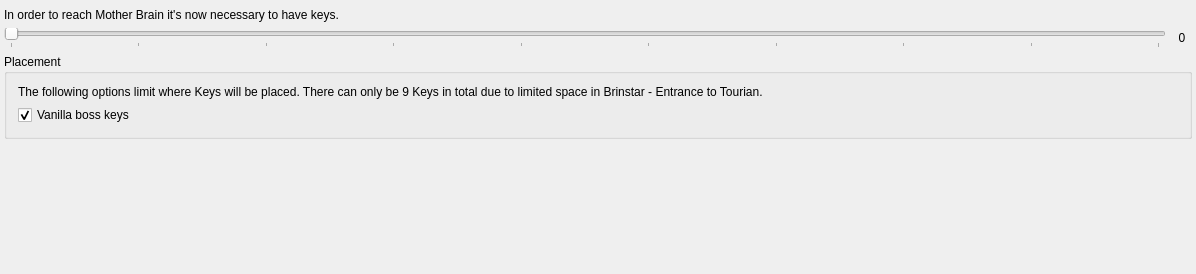
Before: the Qt Designer form randovania/gui/ui_files/preset_planets_zebeth_goal.ui in randovania/randovania, drawn with Qt 5.
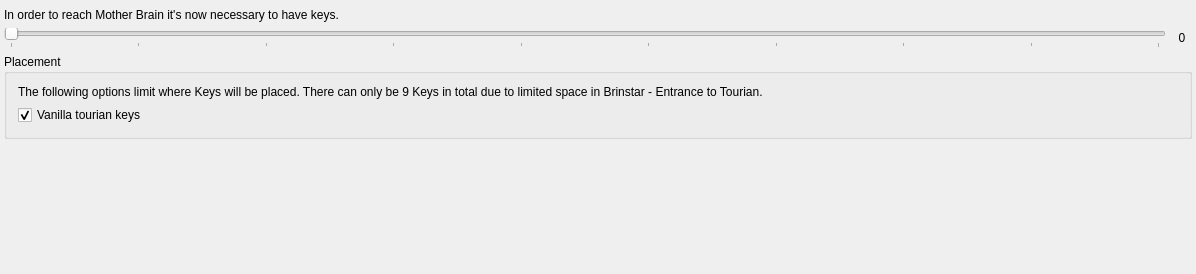
After: the same form once the commit is applied.

Commit message: Planets (Zebeth): Renamed Boss Keys to Tourian Keys

What changed in the file:
```diff
--- a/randovania/gui/ui_files/preset_planets_zebeth_goal.ui
+++ b/randovania/gui/ui_files/preset_planets_zebeth_goal.ui
@@ -107,7 +107,7 @@
           <string>&lt;html&gt;&lt;head/&gt;&lt;body&gt;&lt;p&gt;This will place only 2 keys and will force the keys on Kraid and Ridley&lt;/p&gt;&lt;/body&gt;&lt;/html&gt;</string>
          </property>
          <property name="text">
-          <string>Vanilla boss keys</string>
+          <string>Vanilla tourian keys</string>
          </property>
          <property name="checked">
           <bool>true</bool>
```
Left out of the diff: 2 changed lines with no effect on the pictures. The commit also changes 8 other files.
